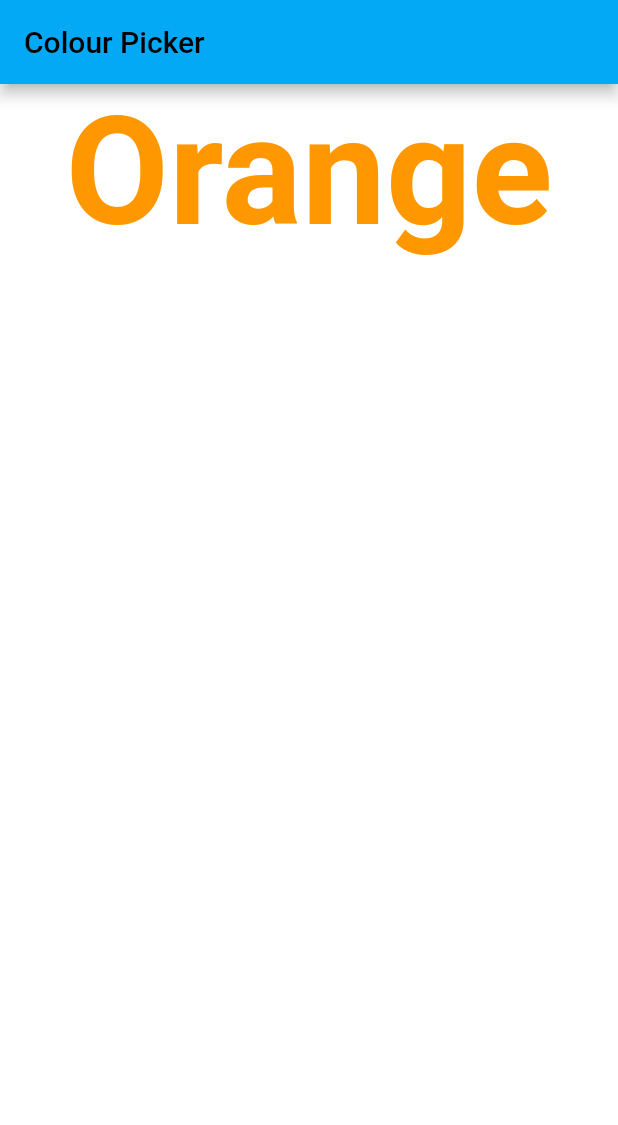
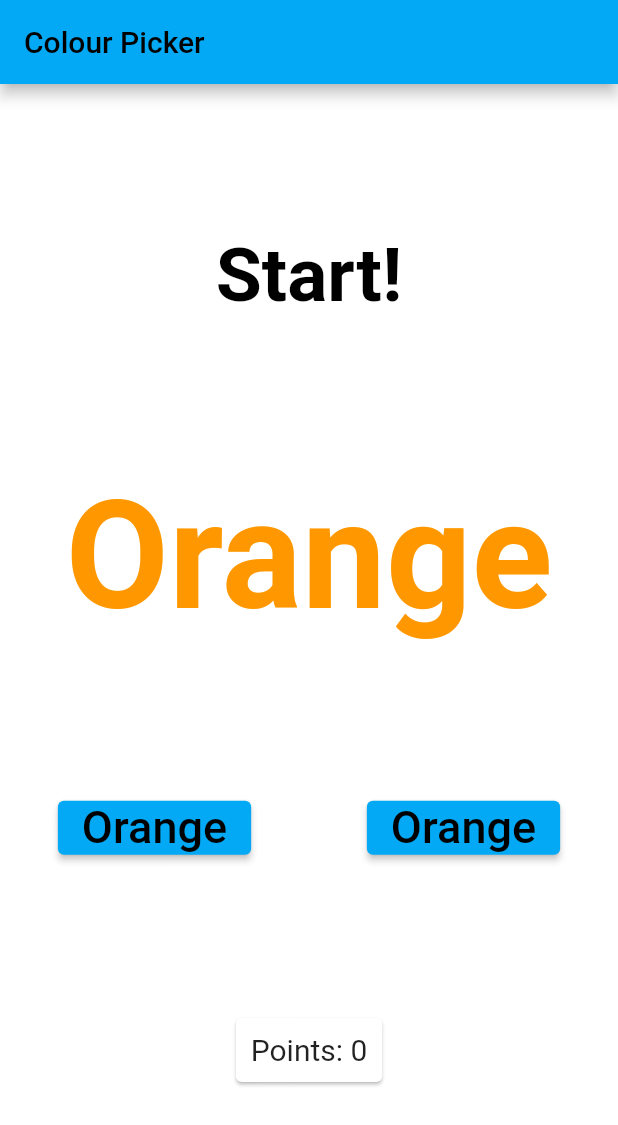
Before and after one commit to akhilvp07/colour_pick, a Flutter app: the screen it shows after launch, on a phone screen of 412 x 824 dp. Shown: the top 1125 px of the screen. Run offline on Flutter 3.47's test engine with Material 2 defaults, Android fonts, the light colour scheme and no system bars.

Commit message:
Answer buttons added

```diff
--- a/lib/db/random_color.dart
+++ b/lib/db/random_color.dart
@@ -1,17 +1,25 @@
 import 'dart:math';
 
 import 'package:colour_pick/db/colors_db.dart';
+import 'package:flutter/cupertino.dart';
 
 abstract class RandomColorFunctions {
-  ColorObject getRandomColor();
+  ColorObject getRandomObject();
+  String getColorString(Color color);
 }
 
 class RandomColor extends RandomColorFunctions {
   @override
-  ColorObject getRandomColor() {
+  ColorObject getRandomObject() {
     final random = Random();
     var i = random.nextInt(colors.length);
     var _colorObj = ColorObject(colors[i]['color'], colors[i]['text']);
     return _colorObj;
   }
+
+  @override
+  String getColorString(Color color) {
+    var obj = colors.firstWhere((element) => element['color'] == color);
+    return obj['text'];
+  }
 }
--- a/lib/main.dart
+++ b/lib/main.dart
@@ -1,5 +1,4 @@
 import 'package:flutter/material.dart';
-
 import 'home/home.dart';
 
 void main() {
--- a/lib/widgets/display.dart
+++ b/lib/widgets/display.dart
@@ -15,18 +15,32 @@ class Display extends StatefulWidget {
 class _DisplayState extends State<Display> {
   late ColorObject _currentColorObject;
   Color _currentColor = Colors.red; //Holds the correct colour
-  Color _randomColor = colorDB.getRandomColor().color;
-  String _currentText = "Red"; // Holds the correct colour text
+  String _randomText = colorDB.getRandomObject().text;
+  String _currentText = "Red";
+  String _resultText = "Start!"; // Holds the correct colour text
+  int _points = 0;
 
+  List<String> answers = [
+    colorDB.getRandomObject().text,
+    "Red",
+  ];
   @override
   void initState() {
-    Timer.periodic(const Duration(seconds: 2), (timer) {
-      _currentColorObject = colorDB.getRandomColor();
+    Timer.periodic(const Duration(seconds: 3), (timer) {
+      _currentColorObject = colorDB.getRandomObject();
+
       setState(() {
         _currentColor = _currentColorObject.color;
         _currentText = _currentColorObject.text;
-        _randomColor = colorDB.getRandomColor().color;
+        _randomText = colorDB.getRandomObject().text;
+
+        //create the list of answers and shuffle
+        answers.clear();
+        answers.add(_currentText);
+        answers.add(colorDB.getRandomObject().text);
+        answers.shuffle();
       });
+
       //mytimer.cancel() //to terminate this timer
     });
     super.initState();
@@ -35,13 +49,27 @@ class _DisplayState extends State<Display> {
   @override
   Widget build(BuildContext context) {
     return Column(
+      mainAxisAlignment: MainAxisAlignment.spaceEvenly,
       children: [
         Center(
           child: Text(
-            //'Text',
-            _currentText,
+            //Result text
+            _resultText,
+            style: const TextStyle(
+              color: Colors.black,
+              fontSize: 50,
+              fontWeight: FontWeight.bold,
+              overflow: TextOverflow.ellipsis,
+            ),
+            textAlign: TextAlign.right,
+          ),
+        ),
+        Center(
+          child: Text(
+            //The main coloured text object,
+            _randomText,
             style: TextStyle(
-              color: _randomColor,
+              color: _currentColor,
               fontSize: 100,
               fontWeight: FontWeight.bold,
               overflow: TextOverflow.ellipsis,
@@ -49,7 +77,54 @@ class _DisplayState extends State<Display> {
             textAlign: TextAlign.right,
           ),
         ),
+        Row(
+          mainAxisAlignment: MainAxisAlignment.spaceAround,
+          children: [
+            //Left Button
+            ElevatedButton(
+              onPressed: () {
+                checkAnswer(answers[0]);
+              },
+              child: Text(
+                answers[0],
+                style: const TextStyle(fontSize: 30.0),
+              ),
+            ),
+            //Right Button
+            ElevatedButton(
+              onPressed: () {
+                checkAnswer(answers[1]);
+              },
+              child: Text(
+                answers[1],
+                style: const TextStyle(fontSize: 30.0),
+              ),
+            ),
+          ],
+        ),
+        Card(
+          child: Padding(
+            padding: const EdgeInsets.all(10.0),
+            child: Text(
+              'Points: $_points',
+              style: const TextStyle(fontSize: 20.0),
+            ),
+          ),
+        ),
       ],
     );
   }
+
+  void checkAnswer(String ans) {
+    if (ans == _currentText) {
+      setState(() {
+        _points++;
+        _resultText = "Correct Answer!";
+      });
+    } else {
+      setState(() {
+        _resultText = "Wrong!";
+      });
+    }
+  }
 }
```
